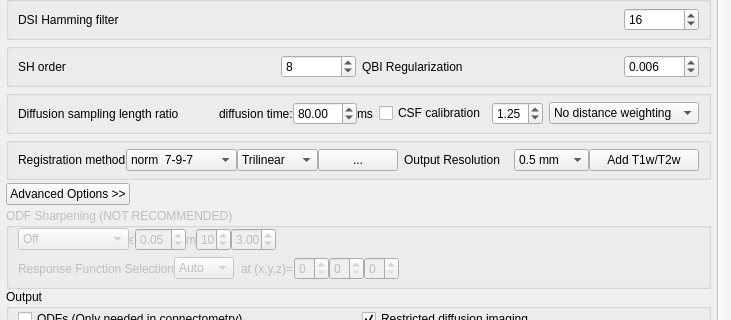
frankyeh/DSI-Studio, file reconstruction/reconstruction_window.ui: the form before one commit; both pictures show x 0 to 731 and y 147 to 467 of the 731 by 622 pixel window.
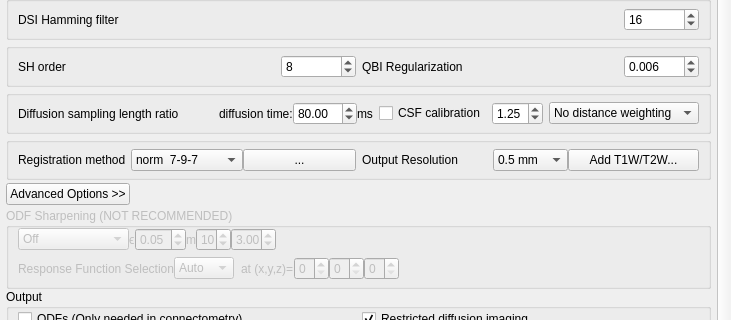
The form after the commit. Icons and pictures are not drawn.

Commit message: remove interpo option

```diff
--- a/reconstruction/reconstruction_window.ui
+++ b/reconstruction/reconstruction_window.ui
@@ -497,8 +497,8 @@
         <rect>
          <x>0</x>
          <y>0</y>
-         <width>731</width>
-         <height>535</height>
+         <width>717</width>
+         <height>567</height>
         </rect>
        </property>
        <property name="minimumSize">
@@ -880,32 +880,9 @@
                  <string>norm 21-27-21</string>
                 </property>
                </item>
-              </widget>
-             </item>
-             <item>
-              <widget class="QComboBox" name="interpo_method">
-               <property name="sizePolicy">
-                <sizepolicy hsizetype="Preferred" vsizetype="Preferred">
-                 <horstretch>0</horstretch>
-                 <verstretch>0</verstretch>
-                </sizepolicy>
-               </property>
-               <property name="currentIndex">
-                <number>0</number>
-               </property>
                <item>
                 <property name="text">
-                 <string>Trilinear</string>
-                </property>
-               </item>
-               <item>
-                <property name="text">
-                 <string>Gaussian</string>
-                </property>
-               </item>
-               <item>
-                <property name="text">
-                 <string>Tricubic</string>
+                 <string>T1W DMDM</string>
                 </property>
                </item>
               </widget>
@@ -988,7 +965,7 @@
                 </sizepolicy>
                </property>
                <property name="text">
-                <string>Add T1w/T2w</string>
+                <string>Add T1W/T2W...</string>
                </property>
               </widget>
              </item>
```
Left out of the diff: 6 changed lines with no effect on the pictures. The commit also changes 2 other files.
